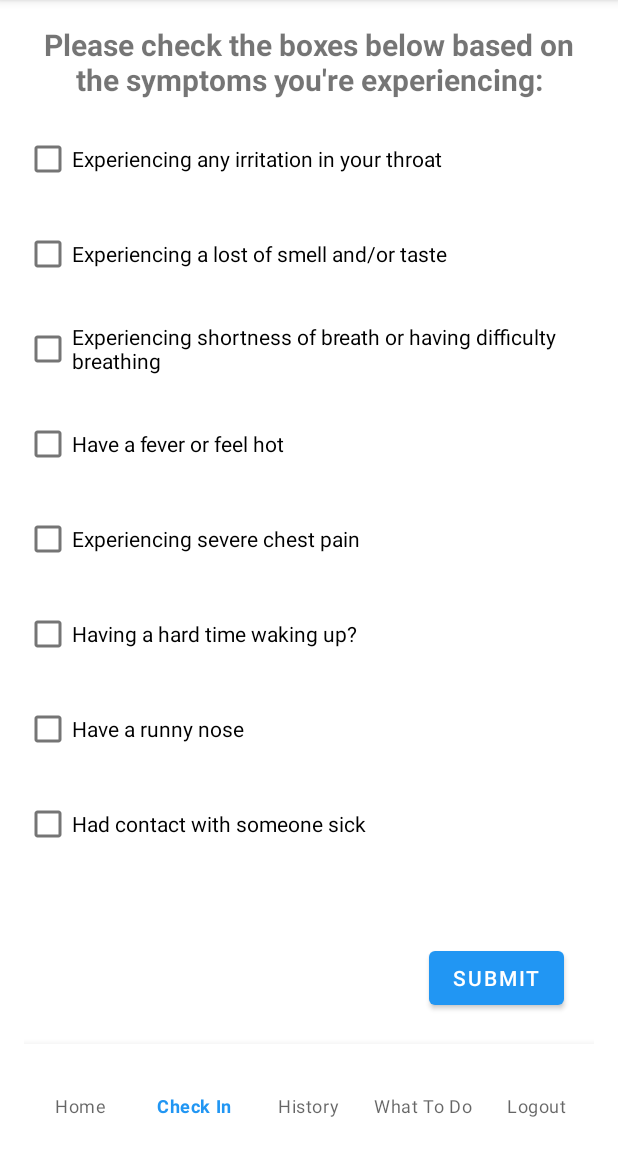
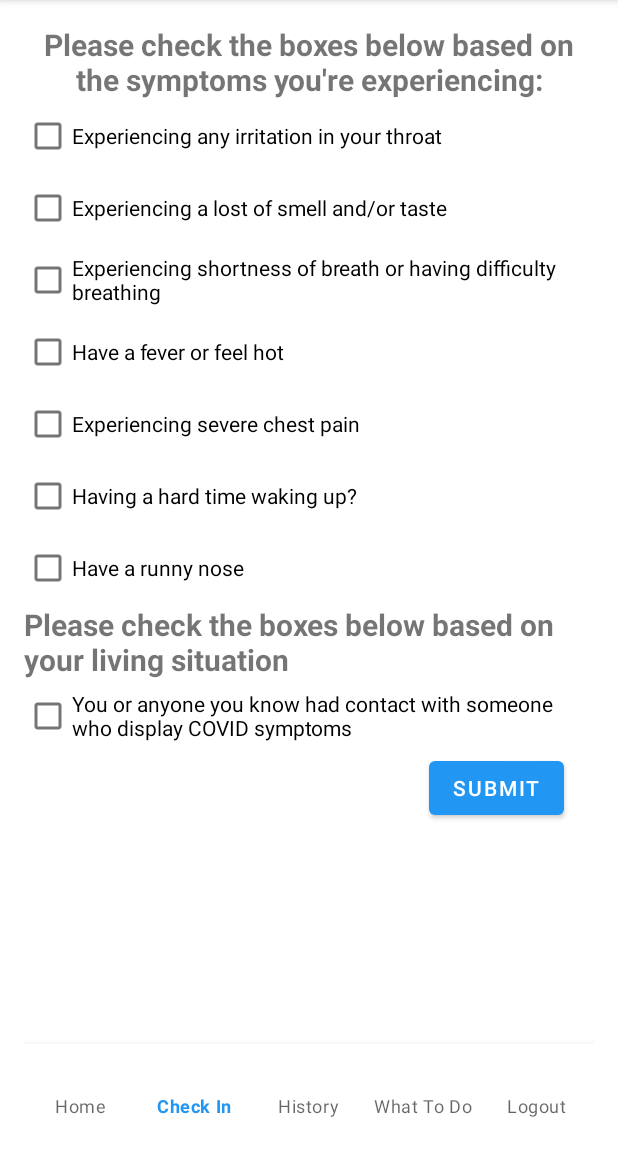
Before and after one commit to hammad-22/COVID_return_to_work, an Android app: the CheckinFragment screen opened directly, with no data from a screen before it, on a phone screen of 412 x 824 dp, the part 84-1236 px from its top. Run offline under Robolectric (Android 15) with nearby library versions, the phone set to English and light mode, and no system bars; our stand-ins replace Firebase (no records; nobody signed in at launch, a user with empty details on screens opened directly).

Commit message:
finito ques

```diff
--- a/COVIDReturnToWork/app/src/main/res/layout/fragment_checkin.xml
+++ b/COVIDReturnToWork/app/src/main/res/layout/fragment_checkin.xml
@@ -29,7 +29,6 @@
         android:layout_width="wrap_content"
         android:layout_height="wrap_content"
         android:layout_below="@id/instructions"
-        android:layout_marginTop="15dp"
         android:text="Experiencing any irritation in your throat" />
 
     <CheckBox
@@ -38,7 +37,6 @@
         android:layout_height="wrap_content"
         android:layout_below="@id/checkBox1"
         android:layout_centerVertical="true"
-        android:layout_marginTop="15dp"
         android:text="Experiencing a lost of smell and/or taste" />
 
     <CheckBox
@@ -47,7 +45,6 @@
         android:layout_height="wrap_content"
         android:layout_below="@id/checkBox2"
         android:layout_centerVertical="true"
-        android:layout_marginTop="15dp"
         android:text="Experiencing shortness of breath or having difficulty breathing" />
 
     <CheckBox
@@ -56,7 +53,6 @@
         android:layout_height="wrap_content"
         android:layout_below="@id/checkBox3"
         android:layout_centerVertical="true"
-        android:layout_marginTop="15dp"
         android:text="Have a fever or feel hot" />
     <CheckBox
         android:id="@+id/checkBox5"
@@ -64,7 +60,6 @@
         android:layout_height="wrap_content"
         android:layout_below="@id/checkBox4"
         android:layout_centerVertical="true"
-        android:layout_marginTop="15dp"
         android:text="Experiencing severe chest pain" />
     <CheckBox
         android:id="@+id/checkBox6"
@@ -72,7 +67,6 @@
         android:layout_height="wrap_content"
         android:layout_below="@id/checkBox5"
         android:layout_centerVertical="true"
-        android:layout_marginTop="15dp"
         android:text="Having a hard time waking up?" />
     <CheckBox
         android:id="@+id/checkBox7"
@@ -80,23 +74,30 @@
         android:layout_height="wrap_content"
         android:layout_below="@id/checkBox6"
         android:layout_centerVertical="true"
-        android:layout_marginTop="15dp"
         android:text="Have a runny nose" />
+
+    <TextView
+        android:id="@+id/instructions1"
+        android:layout_width="wrap_content"
+        android:layout_height="wrap_content"
+        android:textStyle="bold"
+        android:text="Please check the boxes below based on your living situation"
+        android:textSize="20dp"
+        android:layout_below="@id/checkBox7"/>
 
     <CheckBox
         android:id="@+id/checkBox8"
         android:layout_width="wrap_content"
         android:layout_height="wrap_content"
-        android:layout_below="@id/checkBox7"
+        android:layout_below="@id/instructions1"
         android:layout_centerVertical="true"
-        android:layout_marginTop="15dp"
-        android:text="Had contact with someone sick" />
+        android:text="You or anyone you know had contact with someone who display COVID symptoms" />
 
     <Button
         android:id="@+id/submitButton"
         android:layout_width="wrap_content"
         android:layout_height="wrap_content"
-        android:layout_above="@id/bottom_navigation"
+        android:layout_below="@id/checkBox8"
         android:layout_alignParentRight="true"
         android:layout_marginRight="20dp"
         android:layout_marginBottom="20dp"
```
